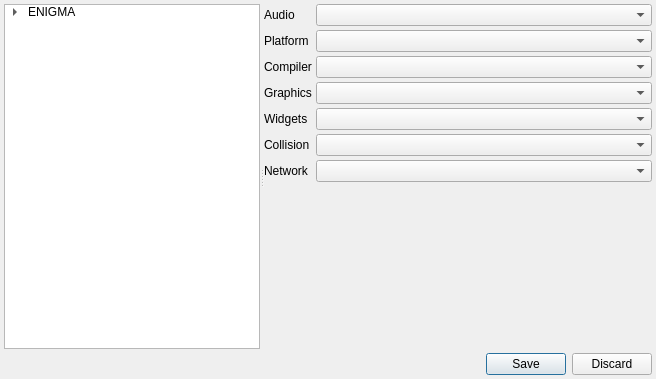
This is Editors/SettingsEditor.ui in enigma-dev/RadialGM as Qt 5 draws it before an edit. The edited form follows.
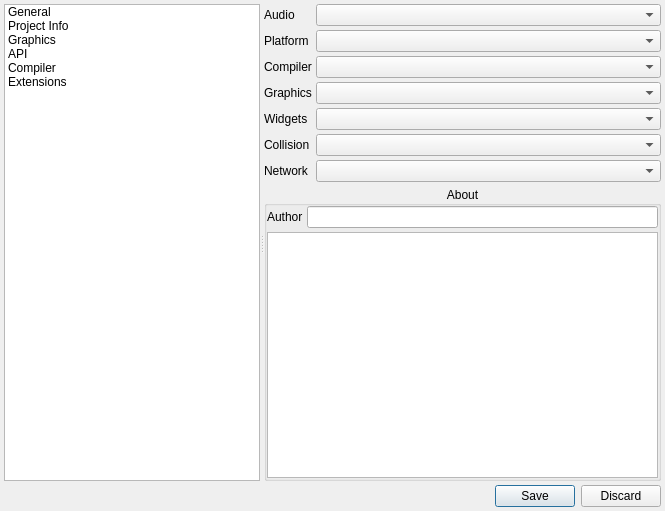
This is the edited form. The open tabs and pages were chosen to show the change. Icons and pictures are not drawn.

Commit message: flatten settings editor & add system about info

What changed in the file:
```diff
--- a/Editors/SettingsEditor.ui
+++ b/Editors/SettingsEditor.ui
@@ -6,8 +6,8 @@
    <rect>
     <x>0</x>
     <y>0</y>
-    <width>656</width>
-    <height>379</height>
+    <width>665</width>
+    <height>511</height>
    </rect>
   </property>
   <property name="sizePolicy">
@@ -44,41 +44,43 @@
      <property name="orientation">
       <enum>Qt::Horizontal</enum>
      </property>
-     <widget class="QTreeWidget" name="treeWidget">
+     <widget class="QListWidget" name="listWidget">
       <property name="sizePolicy">
        <sizepolicy hsizetype="Expanding" vsizetype="Expanding">
         <horstretch>0</horstretch>
         <verstretch>0</verstretch>
        </sizepolicy>
       </property>
-      <attribute name="headerVisible">
-       <bool>false</bool>
-      </attribute>
-      <column>
-       <property name="text">
-        <string>1</string>
-       </property>
-      </column>
-      <item>
-       <property name="text">
-        <string>ENIGMA</string>
-       </property>
        <item>
         <property name="text">
          <string>General</string>
         </property>
        </item>
+      <item>
+       <property name="text">
+        <string>Project Info</string>
+       </property>
+      </item>
+      <item>
+       <property name="text">
+        <string>Graphics</string>
+       </property>
+      </item>
        <item>
         <property name="text">
          <string>API</string>
         </property>
        </item>
+      <item>
+       <property name="text">
+        <string>Compiler</string>
+       </property>
+      </item>
        <item>
         <property name="text">
          <string>Extensions</string>
         </property>
        </item>
-      </item>
      </widget>
      <widget class="QStackedWidget" name="stackedWidget">
       <property name="enabled">
@@ -92,10 +94,31 @@
       </property>
       <widget class="QWidget" name="emptyPage"/>
       <widget class="QWidget" name="apiPage">
+       <layout class="QVBoxLayout" name="verticalLayout_2">
+        <property name="spacing">
+         <number>4</number>
+        </property>
+        <property name="leftMargin">
+         <number>0</number>
+        </property>
+        <property name="topMargin">
+         <number>0</number>
+        </property>
+        <property name="rightMargin">
+         <number>0</number>
+        </property>
+        <property name="bottomMargin">
+         <number>0</number>
+        </property>
+        <item>
+         <widget class="QWidget" name="widget" native="true">
+          <property name="sizePolicy">
+           <sizepolicy hsizetype="Preferred" vsizetype="Preferred">
+            <horstretch>0</horstretch>
+            <verstretch>0</verstretch>
+           </sizepolicy>
+          </property>
        <layout class="QFormLayout" name="formLayout">
-        <property name="labelAlignment">
-         <set>Qt::AlignLeading|Qt::AlignLeft|Qt::AlignVCenter</set>
-        </property>
         <property name="horizontalSpacing">
          <number>4</number>
         </property>
@@ -121,6 +144,9 @@
           </property>
          </widget>
         </item>
+           <item row="0" column="1">
+            <widget class="QComboBox" name="audioCombo"/>
+           </item>
         <item row="1" column="0">
          <widget class="QLabel" name="platformLabel">
           <property name="text">
@@ -128,6 +154,9 @@
           </property>
          </widget>
         </item>
+           <item row="1" column="1">
+            <widget class="QComboBox" name="platformCombo"/>
+           </item>
         <item row="2" column="0">
          <widget class="QLabel" name="compilerLabel">
           <property name="text">
@@ -135,6 +164,12 @@
           </property>
          </widget>
         </item>
+           <item row="2" column="1">
+            <widget class="QComboBox" name="compilerCombo"/>
+           </item>
+           <item row="3" column="1">
+            <widget class="QComboBox" name="graphicsCombo"/>
+           </item>
         <item row="3" column="0">
          <widget class="QLabel" name="graphicsLabel">
           <property name="text">
@@ -142,6 +177,9 @@
           </property>
          </widget>
         </item>
+           <item row="4" column="1">
+            <widget class="QComboBox" name="widgetsCombo"/>
+           </item>
         <item row="4" column="0">
          <widget class="QLabel" name="widgetsLabel">
           <property name="text">
@@ -149,6 +187,9 @@
           </property>
          </widget>
         </item>
+           <item row="5" column="1">
+            <widget class="QComboBox" name="collisionCombo"/>
+           </item>
         <item row="5" column="0">
          <widget class="QLabel" name="collisionLabel">
           <property name="text">
@@ -156,6 +197,9 @@
           </property>
          </widget>
         </item>
+           <item row="6" column="1">
+            <widget class="QComboBox" name="networkCombo"/>
+           </item>
         <item row="6" column="0">
          <widget class="QLabel" name="networkLabel">
           <property name="text">
@@ -163,26 +207,65 @@
           </property>
          </widget>
         </item>
+          </layout>
+         </widget>
+        </item>
+        <item>
+         <widget class="QGroupBox" name="aboutSystemBox">
+          <property name="sizePolicy">
+           <sizepolicy hsizetype="Preferred" vsizetype="Preferred">
+            <horstretch>0</horstretch>
+            <verstretch>1</verstretch>
+           </sizepolicy>
+          </property>
+          <property name="title">
+           <string>About</string>
+          </property>
+          <property name="alignment">
+           <set>Qt::AlignCenter</set>
+          </property>
+          <property name="flat">
+           <bool>true</bool>
+          </property>
+          <layout class="QGridLayout" name="gridLayout">
+           <property name="leftMargin">
+            <number>0</number>
+           </property>
+           <property name="topMargin">
+            <number>0</number>
+           </property>
+           <property name="rightMargin">
+            <number>0</number>
+           </property>
+           <property name="bottomMargin">
+            <number>0</number>
+           </property>
+           <property name="spacing">
+            <number>4</number>
+           </property>
         <item row="0" column="1">
-         <widget class="QComboBox" name="audioCombo"/>
-        </item>
-        <item row="1" column="1">
-         <widget class="QComboBox" name="platformCombo"/>
-        </item>
-        <item row="2" column="1">
-         <widget class="QComboBox" name="compilerCombo"/>
-        </item>
-        <item row="3" column="1">
-         <widget class="QComboBox" name="graphicsCombo"/>
-        </item>
-        <item row="4" column="1">
-         <widget class="QComboBox" name="widgetsCombo"/>
-        </item>
-        <item row="5" column="1">
-         <widget class="QComboBox" name="collisionCombo"/>
-        </item>
-        <item row="6" column="1">
-         <widget class="QComboBox" name="networkCombo"/>
+            <widget class="QLineEdit" name="authorName">
+             <property name="readOnly">
+              <bool>true</bool>
+             </property>
+            </widget>
+           </item>
+           <item row="0" column="0">
+            <widget class="QLabel" name="authorLabel">
+             <property name="text">
+              <string>Author</string>
+             </property>
+            </widget>
+           </item>
+           <item row="1" column="0" colspan="2">
+            <widget class="QPlainTextEdit" name="systemDesc">
+             <property name="readOnly">
+              <bool>true</bool>
+             </property>
+            </widget>
+           </item>
+          </layout>
+         </widget>
         </item>
        </layout>
       </widget>
```
Lines whose indentation alone changed are shown as unchanged. The commit also changes 2 other files.
